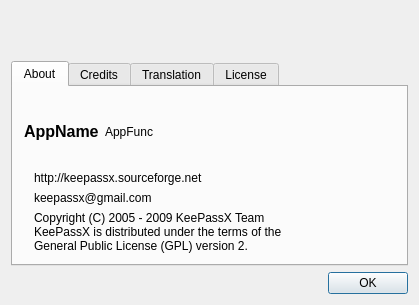
Old version of the form src/forms/AboutDlg.ui in the repository thooge/keepassx1.
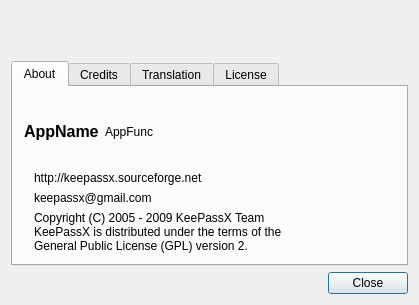
New version of the form. Custom widgets are drawn as their Qt base class.

```diff
--- a/src/forms/AboutDlg.ui
+++ b/src/forms/AboutDlg.ui
@@ -228,15 +228,15 @@
     </widget>
    </item>
    <item>
-    <widget class="QDialogButtonBox" name="ButtonBox" >
-     <property name="standardButtons" >
-      <set>QDialogButtonBox::Ok</set>
+    <widget class="QDialogButtonBox" name="ButtonBox">
+     <property name="standardButtons">
+      <set>QDialogButtonBox::Close</set>
      </property>
     </widget>
    </item>
   </layout>
  </widget>
- <layoutdefault spacing="6" margin="11" />
+ <layoutdefault spacing="6" margin="11"/>
  <customwidgets>
   <customwidget>
    <class>LinkLabel</class>
```
Left out of the diff: 147 changed lines with no effect on the pictures.
